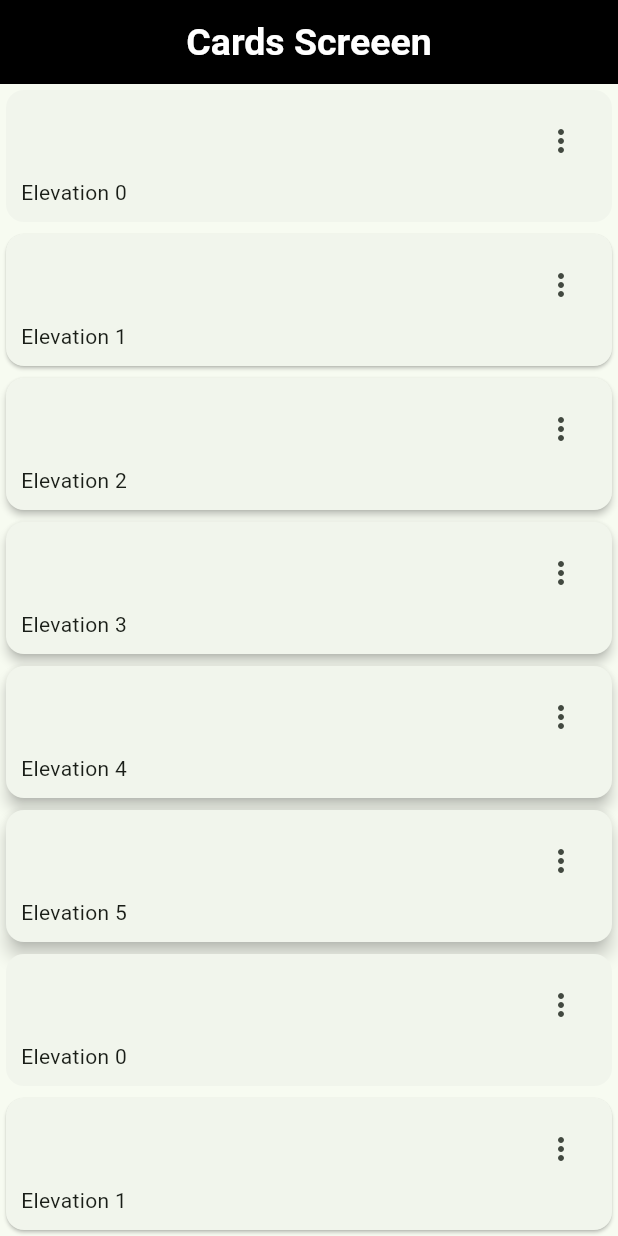
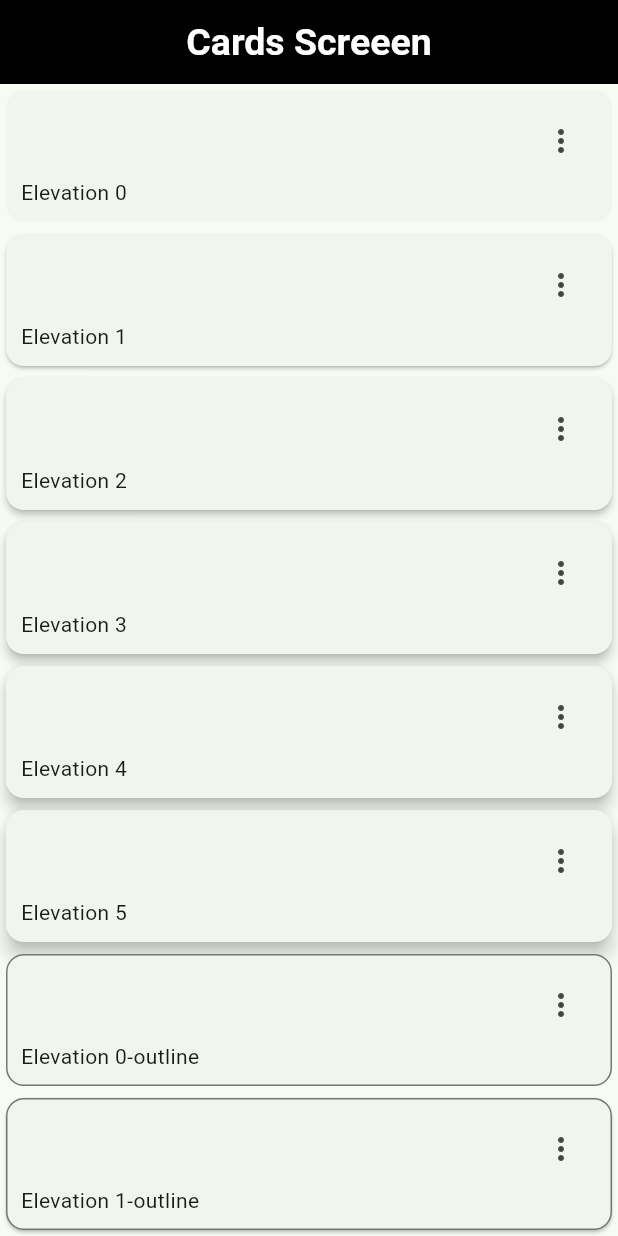
Before and after one commit to KeingCasabona/Example-Flutter-Dart-Section9-WidgetsApp, a Flutter app: the CardsScreen screen opened by its route, on a phone screen of 412 x 824 dp. Run offline on Flutter 3.47's test engine with Material 3 defaults, Android fonts, the phone set to English and light mode, and no system bars; our stand-ins replace go_router.

Commit message:
feat: Add cards with border

```diff
--- a/lib/presentation/screens/cards/cards_screen.dart
+++ b/lib/presentation/screens/cards/cards_screen.dart
@@ -41,7 +41,7 @@ class _CardsView extends StatelessWidget {
             ),
           ),
           ...cards.map(
-            (card) => _CardType1(
+            (card) => _CardType2(
               label: card['label'],
               elevation: card['elevation'],
             ),
@@ -89,3 +89,48 @@ class _CardType1 extends StatelessWidget {
     );
   }
 }
+
+class _CardType2 extends StatelessWidget {
+  const _CardType2({
+    required this.label,
+    required this.elevation,
+  });
+
+  final String label;
+  final double elevation;
+
+  @override
+  Widget build(BuildContext context) {
+    final colors = Theme.of(context).colorScheme;
+    return Card(
+      shape: RoundedRectangleBorder(
+        borderRadius: const BorderRadius.all(Radius.circular(12)),
+        side: BorderSide(
+          color: colors.outline,
+        ),
+      ),
+      elevation: elevation,
+      child: Padding(
+        padding: EdgeInsets.symmetric(
+          horizontal: 10,
+          vertical: 10,
+        ),
+        child: Column(
+          children: [
+            Align(
+              alignment: Alignment.topRight,
+              child: IconButton(
+                onPressed: () {},
+                icon: Icon(Icons.more_vert_outlined),
+              ),
+            ),
+            Align(
+              alignment: Alignment.bottomLeft,
+              child: Text('$label-outline'),
+            )
+          ],
+        ),
+      ),
+    );
+  }
+}
```
